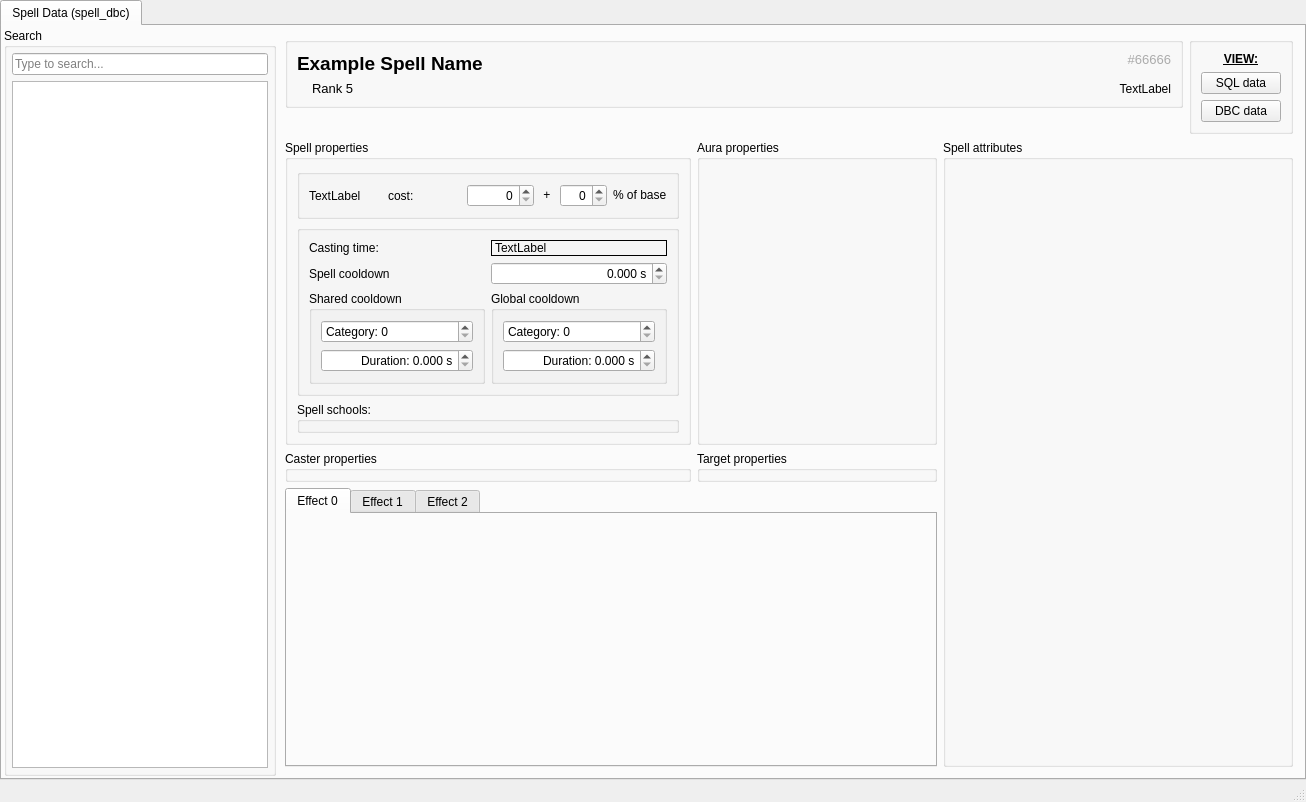
Qt form src/dbedit/UI/MainWindow.ui (ybm2dyd/TrinityCore) before a commit.
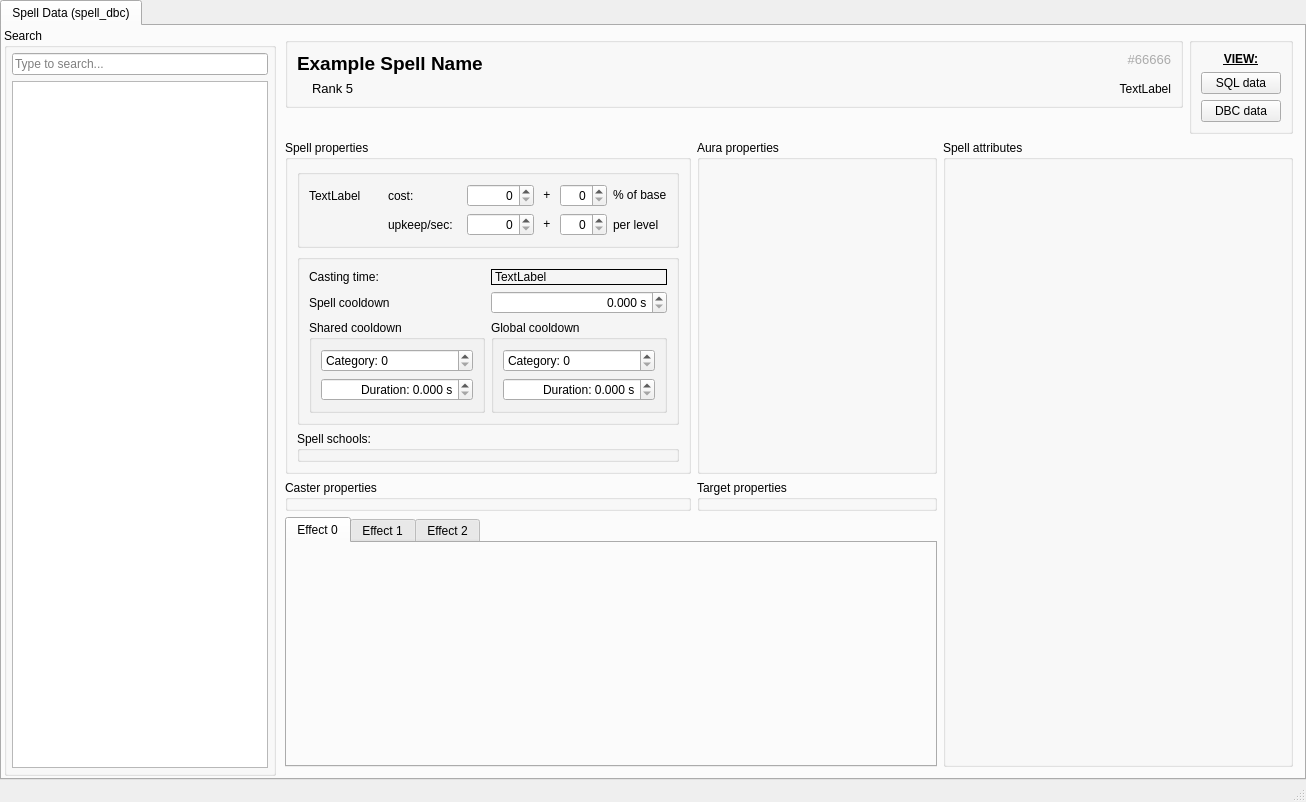
The same form after that commit. Custom widgets are drawn as their Qt base class.

Commit message: add channel costs

What changed in the file:
```diff
--- a/src/dbedit/UI/MainWindow.ui
+++ b/src/dbedit/UI/MainWindow.ui
@@ -400,8 +400,15 @@
                 <property name="title">
                  <string/>
                 </property>
-                <layout class="QHBoxLayout" name="horizontalLayout_6">
-                 <item>
+                <layout class="QGridLayout" name="gridLayout_5">
+                 <item row="0" column="1">
+                  <widget class="QLabel" name="label_5">
+                   <property name="text">
+                    <string>cost:</string>
+                   </property>
+                  </widget>
+                 </item>
+                 <item row="0" column="0">
                   <widget class="PowerTypeDropdown" name="_powerType">
                    <property name="sizePolicy">
                     <sizepolicy hsizetype="Preferred" vsizetype="Preferred">
@@ -414,14 +421,14 @@
                    </property>
                   </widget>
                  </item>
-                 <item>
-                  <widget class="QLabel" name="label_5">
+                 <item row="1" column="1">
+                  <widget class="QLabel" name="_upkeepLabel">
                    <property name="text">
-                    <string>cost:</string>
+                    <string>upkeep/sec:</string>
                    </property>
                   </widget>
                  </item>
-                 <item>
+                 <item row="0" column="2">
                   <widget class="QStackedWidget" name="_powerTypeSub">
                    <property name="sizePolicy">
                     <sizepolicy hsizetype="Maximum" vsizetype="Maximum">
@@ -561,6 +568,82 @@
                    </widget>
                   </widget>
                  </item>
+                 <item row="1" column="2">
+                  <widget class="QWidget" name="_upkeepWidget" native="true">
+                   <layout class="QHBoxLayout" name="horizontalLayout_4">
+                    <property name="leftMargin">
+                     <number>0</number>
+                    </property>
+                    <property name="topMargin">
+                     <number>0</number>
+                    </property>
+                    <property name="rightMargin">
+                     <number>0</number>
+                    </property>
+                    <property name="bottomMargin">
+                     <number>0</number>
+                    </property>
+                    <item>
+                     <widget class="QSpinBox" name="_channelCost">
+                      <property name="sizePolicy">
+                       <sizepolicy hsizetype="Fixed" vsizetype="Fixed">
+                        <horstretch>0</horstretch>
+                        <verstretch>0</verstretch>
+                       </sizepolicy>
+                      </property>
+                      <property name="alignment">
+                       <set>Qt::AlignRight|Qt::AlignTrailing|Qt::AlignVCenter</set>
+                      </property>
+                      <property name="minimum">
+                       <number>0</number>
+                      </property>
+                      <property name="maximum">
+                       <number>999999</number>
+                      </property>
+                     </widget>
+                    </item>
+                    <item>
+                     <widget class="QLabel" name="label_7">
+                      <property name="sizePolicy">
+                       <sizepolicy hsizetype="Maximum" vsizetype="Maximum">
+                        <horstretch>0</horstretch>
+                        <verstretch>0</verstretch>
+                       </sizepolicy>
+                      </property>
+                      <property name="text">
+                       <string> + </string>
+                      </property>
+                     </widget>
+                    </item>
+                    <item>
+                     <widget class="QSpinBox" name="_channelCostPerLevel">
+                      <property name="sizePolicy">
+                       <sizepolicy hsizetype="Fixed" vsizetype="Fixed">
+                        <horstretch>0</horstretch>
+                        <verstretch>0</verstretch>
+                       </sizepolicy>
+                      </property>
+                      <property name="alignment">
+                       <set>Qt::AlignRight|Qt::AlignTrailing|Qt::AlignVCenter</set>
+                      </property>
+                      <property name="suffix">
+                       <string/>
+                      </property>
+                      <property name="maximum">
+                       <number>100</number>
+                      </property>
+                     </widget>
+                    </item>
+                    <item>
+                     <widget class="QLabel" name="label_8">
+                      <property name="text">
+                       <string>per level</string>
+                      </property>
+                     </widget>
+                    </item>
+                   </layout>
+                  </widget>
+                 </item>
                 </layout>
                </widget>
               </item>
```
The commit also changes 2 other files.
